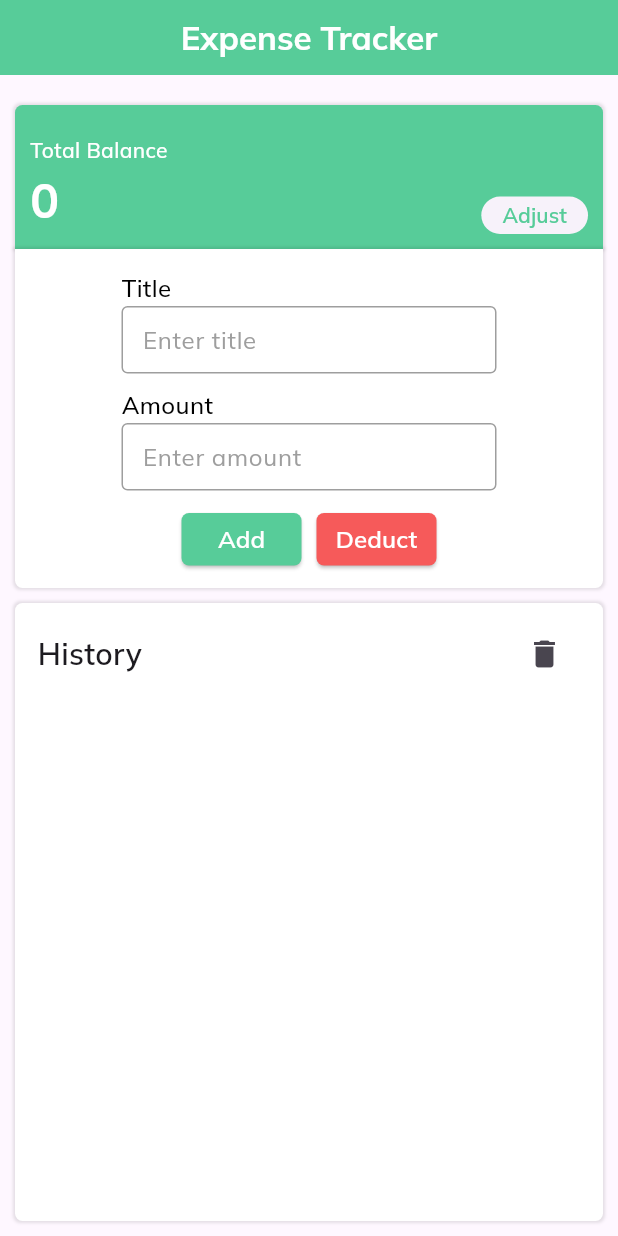
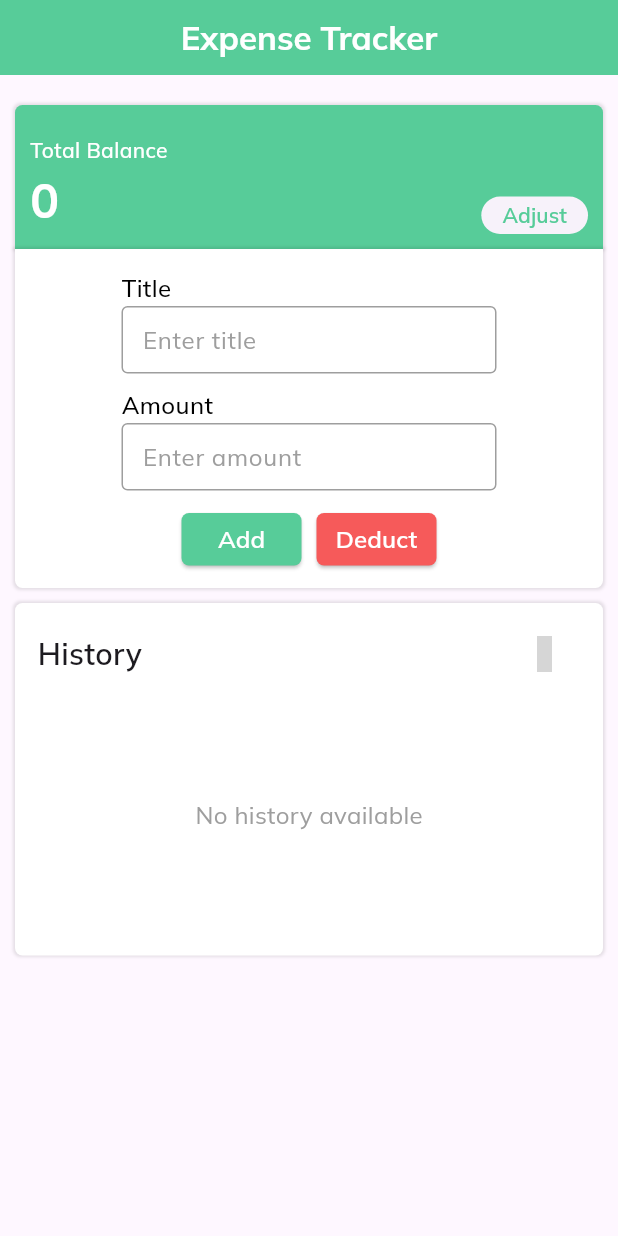
Before and after one commit to adnalow/TravelMate, a Flutter app: the ExpenseTrackerScreen screen opened directly, on a phone screen of 412 x 824 dp. Run offline on Flutter 3.47's test engine with Material 3 defaults, Android fonts, the light colour scheme and no system bars; our stand-ins replace cloud_firestore, csc_picker, firebase_auth, firebase_core, firebase_storage, flutter_svg and 5 more; accounts and stored records are empty; grey boxes are pictures that could not be loaded.

Commit message:
Added text if empty in expense tracker history

```diff
--- a/lib/Screens/expense.dart
+++ b/lib/Screens/expense.dart
@@ -1,4 +1,5 @@
 import 'package:flutter/material.dart';
+import 'package:iconsax/iconsax.dart';
 import 'package:travel_mate/Widgets/customTextField.dart';
 import 'package:travel_mate/Widgets/custom_AppBar.dart';
 import 'package:intl/intl.dart';
@@ -324,7 +325,7 @@ class _ExpenseTrackerScreenState extends State<ExpenseTrackerScreen> {
               const SizedBox(height: 10),
 
               // History container
-              Expanded(
+              Flexible(
                 child: Container(
                   height: 235,
                   decoration: BoxDecoration(
@@ -355,14 +356,23 @@ class _ExpenseTrackerScreenState extends State<ExpenseTrackerScreen> {
                             IconButton(
                               onPressed: _clearHistory,
                               icon: const Icon(
-                                Icons.delete,
+                                Iconsax.trash,
                               ),
                             ),
                           ],
                         ),
-                        const SizedBox(height: 10),
                         Expanded(
-                          child: ListView.builder(
+                          child: history.isEmpty
+                              ? const Center(
+                                  child: Text(
+                                    "No history available",
+                                    style: TextStyle(
+                                      fontSize: 16,
+                                      color: Colors.grey,
+                                    ),
+                                  ),
+                                )
+                              : ListView.builder(
                                 padding: const EdgeInsets.symmetric(horizontal: 5),
                                 itemCount: history.length,
                                 itemBuilder: (context, index) {
```
Lines whose indentation alone changed are shown as unchanged.
